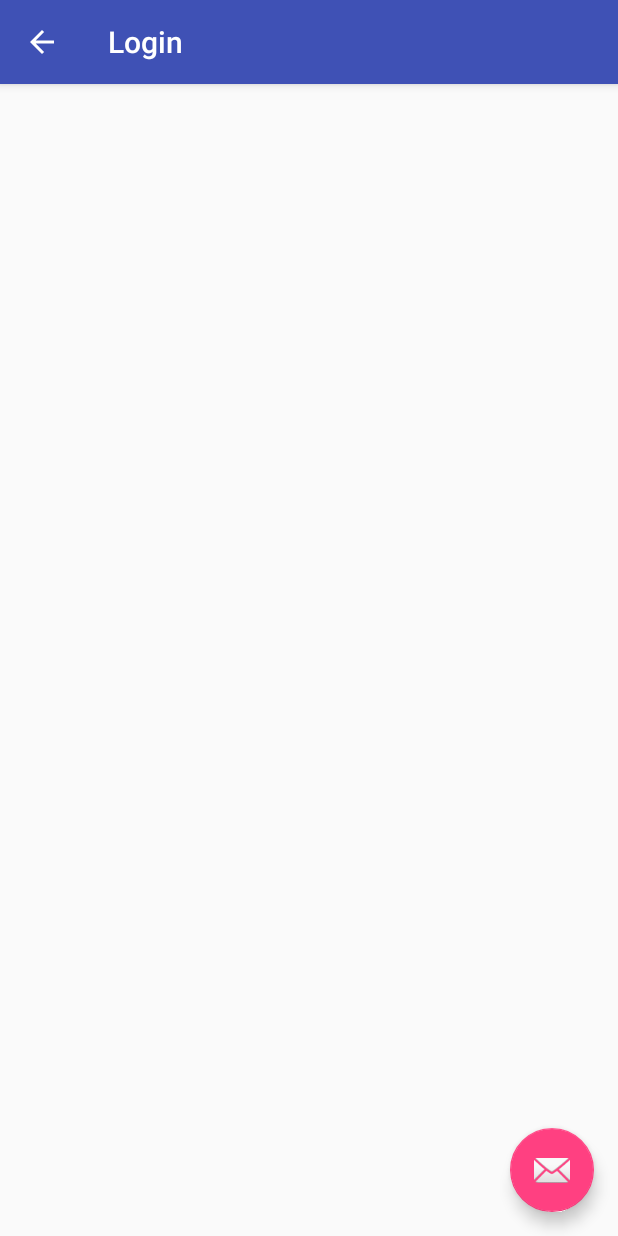
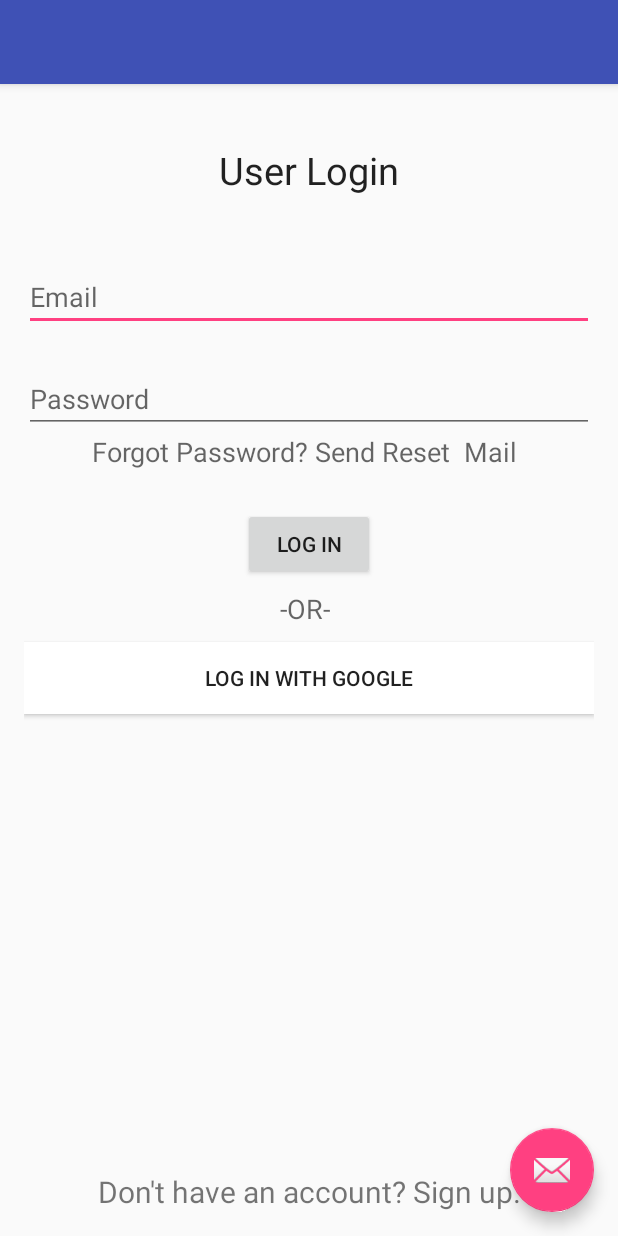
Before and after one commit to Mumbai2017/team-16, an Android app: the Login screen opened directly, with no data from a screen before it, on a phone screen of 412 x 824 dp. Run offline under Robolectric (Android 15) with nearby library versions, the phone set to English and light mode, and no system bars.

Commit message:
login activity complete

```diff
--- a/App/makeAwish/app/src/main/java/good/force/teah/makeawish/Login.java
+++ b/App/makeAwish/app/src/main/java/good/force/teah/makeawish/Login.java
@@ -3,17 +3,25 @@ package good.force.teah.makeawish;
 import android.os.Bundle;
 import android.support.design.widget.FloatingActionButton;
 import android.support.design.widget.Snackbar;
+import android.support.v4.app.Fragment;
+import android.support.v4.app.FragmentManager;
 import android.support.v7.app.AppCompatActivity;
 import android.support.v7.widget.Toolbar;
 import android.view.View;
+import android.widget.TextView;
 
 public class Login extends AppCompatActivity {
 
+    TextView fragment_change;
+    Fragment fragment = null;
+    Class fragmentClass;
+    int flag=1;
     @Override
     protected void onCreate(Bundle savedInstanceState) {
         super.onCreate(savedInstanceState);
         setContentView(R.layout.activity_login);
-        Toolbar toolbar = (Toolbar) findViewById(R.id.toolbar);
+
+       /* Toolbar toolbar = (Toolbar) findViewById(R.id.toolbar);
         setSupportActionBar(toolbar);
 
         FloatingActionButton fab = (FloatingActionButton) findViewById(R.id.fab);
@@ -24,7 +32,58 @@ public class Login extends AppCompatActivity {
                         .setAction("Action", null).show();
             }
         });
-        getSupportActionBar().setDisplayHomeAsUpEnabled(true);
+        getSupportActionBar().setDisplayHomeAsUpEnabled(true); */
+
+        fragment_change=(TextView)findViewById(R.id.textView2);
+        fragmentClass = LoginFragment.class;
+        try {
+            fragment = (Fragment) fragmentClass.newInstance();
+        } catch (InstantiationException e) {
+            e.printStackTrace();
+        } catch (IllegalAccessException e) {
+            e.printStackTrace();
+        }
+        FragmentManager fragmentManager = getSupportFragmentManager();
+        fragmentManager.beginTransaction().replace(R.id.frameLayout, fragment).commit();
+
+        fragment_change.setOnClickListener(new View.OnClickListener()
+        {
+
+            @Override
+            public void onClick(View v)
+            {
+                if(flag==1)
+                {
+                    fragmentClass = SignUpFragment.class;
+                    fragment_change.setText("Already have an account? Log In.");
+                    flag=0;
+                    try {
+                        fragment = (Fragment) fragmentClass.newInstance();
+                    } catch (InstantiationException e) {
+                        e.printStackTrace();
+                    } catch (IllegalAccessException e) {
+                        e.printStackTrace();
+                    }
+                    FragmentManager fragmentManager = getSupportFragmentManager();
+                    fragmentManager.beginTransaction().replace(R.id.frameLayout, fragment).commit();
+                }
+                else
+                {
+                    fragmentClass = LoginFragment.class;
+                    fragment_change.setText("Don't have an account? Sign up.");
+                    flag=1;
+                    try {
+                        fragment = (Fragment) fragmentClass.newInstance();
+                    } catch (InstantiationException e) {
+                        e.printStackTrace();
+                    } catch (IllegalAccessException e) {
+                        e.printStackTrace();
+                    }
+                    FragmentManager fragmentManager = getSupportFragmentManager();
+                    fragmentManager.beginTransaction().replace(R.id.frameLayout, fragment).commit();
+                }
+            }
+        });
     }
 
 }
--- a/App/makeAwish/app/src/main/res/layout/content_login.xml
+++ b/App/makeAwish/app/src/main/res/layout/content_login.xml
@@ -1,11 +1,29 @@
 <?xml version="1.0" encoding="utf-8"?>
-<android.support.constraint.ConstraintLayout xmlns:android="http://schemas.android.com/apk/res/android"
-    xmlns:app="http://schemas.android.com/apk/res-auto"
-    xmlns:tools="http://schemas.android.com/tools"
+<RelativeLayout xmlns:android="http://schemas.android.com/apk/res/android"
+xmlns:tools="http://schemas.android.com/tools"
+android:layout_width="match_parent"
+android:layout_height="match_parent"
+android:paddingBottom="16dp"
+android:paddingLeft="16dp"
+android:paddingRight="16dp"
+android:paddingTop="16dp"
+tools:context="good.force.teah.makeawish.Login">
+
+<FrameLayout
     android:layout_width="match_parent"
-    android:layout_height="match_parent"
-    app:layout_behavior="@string/appbar_scrolling_view_behavior"
-    tools:context="good.force.teah.makeawish.Login"
-    tools:showIn="@layout/activity_login">
+    android:layout_height="500dp"
+    android:layout_centerHorizontal="true"
+    android:id="@+id/frameLayout">
+</FrameLayout>
 
-</android.support.constraint.ConstraintLayout>
+<TextView
+    android:layout_width="match_parent"
+    android:layout_height="wrap_content"
+    android:text="Don&apos;t have an account? Sign up."
+    android:id="@+id/textView2"
+    android:textAlignment="center"
+    android:textSize="20dp"
+    android:layout_alignParentBottom="true"
+    android:layout_centerHorizontal="true" />
+
+</RelativeLayout>
```
